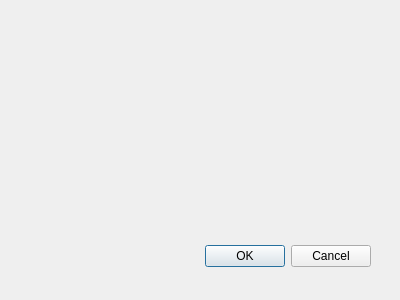
Before: the Qt Designer form HelpDialog.ui in TimAllman/Password-Beaver, drawn with Qt 5.
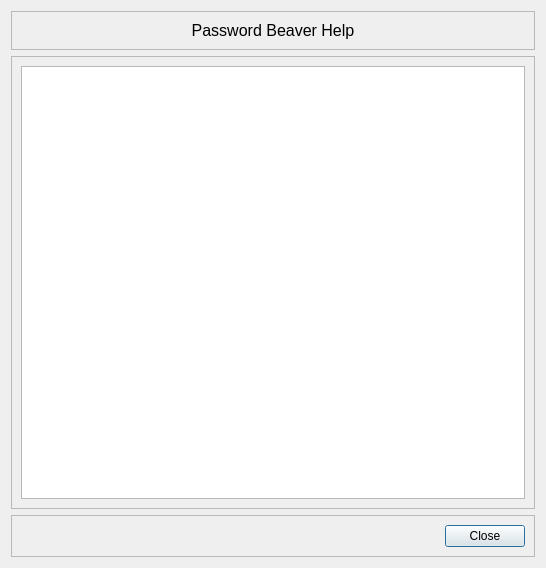
After: the same form once the commit is applied.

Patch:
```diff
--- a/HelpDialog.ui
+++ b/HelpDialog.ui
@@ -8,29 +8,102 @@
    <rect>
     <x>0</x>
     <y>0</y>
-    <width>400</width>
-    <height>300</height>
+    <width>546</width>
+    <height>568</height>
    </rect>
   </property>
   <property name="windowTitle">
    <string>Dialog</string>
   </property>
-  <widget name="buttonBox" class="QDialogButtonBox">
-   <property name="geometry">
-    <rect>
-     <x>30</x>
-     <y>240</y>
-     <width>341</width>
-     <height>32</height>
-    </rect>
-   </property>
-   <property name="orientation">
-    <enum>Qt::Horizontal</enum>
-   </property>
-   <property name="standardButtons">
-    <set>QDialogButtonBox::Cancel|QDialogButtonBox::Ok</set>
-   </property>
-  </widget>
+  <property name="autoFillBackground">
+   <bool>false</bool>
+  </property>
+  <layout class="QVBoxLayout" name="verticalLayout_2">
+   <item>
+    <widget class="QFrame" name="frame_3">
+     <property name="autoFillBackground">
+      <bool>false</bool>
+     </property>
+     <property name="frameShape">
+      <enum>QFrame::StyledPanel</enum>
+     </property>
+     <property name="frameShadow">
+      <enum>QFrame::Raised</enum>
+     </property>
+     <layout class="QVBoxLayout" name="verticalLayout_3">
+      <item>
+       <widget class="QLabel" name="headingLabel">
+        <property name="font">
+         <font>
+          <pointsize>12</pointsize>
+         </font>
+        </property>
+        <property name="text">
+         <string>Password Beaver Help</string>
+        </property>
+        <property name="textFormat">
+         <enum>Qt::RichText</enum>
+        </property>
+        <property name="alignment">
+         <set>Qt::AlignCenter</set>
+        </property>
+       </widget>
+      </item>
+     </layout>
+    </widget>
+   </item>
+   <item>
+    <widget class="QFrame" name="frame_2">
+     <property name="frameShape">
+      <enum>QFrame::StyledPanel</enum>
+     </property>
+     <property name="frameShadow">
+      <enum>QFrame::Raised</enum>
+     </property>
+     <layout class="QVBoxLayout" name="verticalLayout">
+      <item>
+       <widget class="QTextEdit" name="helpTextEdit">
+        <property name="readOnly">
+         <bool>true</bool>
+        </property>
+       </widget>
+      </item>
+     </layout>
+    </widget>
+   </item>
+   <item>
+    <widget class="QFrame" name="frame">
+     <property name="frameShape">
+      <enum>QFrame::StyledPanel</enum>
+     </property>
+     <property name="frameShadow">
+      <enum>QFrame::Raised</enum>
+     </property>
+     <layout class="QHBoxLayout" name="horizontalLayout">
+      <item>
+       <spacer name="horizontalSpacer">
+        <property name="orientation">
+         <enum>Qt::Horizontal</enum>
+        </property>
+        <property name="sizeHint" stdset="0">
+         <size>
+          <width>40</width>
+          <height>20</height>
+         </size>
+        </property>
+       </spacer>
+      </item>
+      <item>
+       <widget class="QPushButton" name="closePushButton">
+        <property name="text">
+         <string>Close</string>
+        </property>
+       </widget>
+      </item>
+     </layout>
+    </widget>
+   </item>
+  </layout>
  </widget>
  <pixmapfunction/>
  <resources/>
```
Left out of the diff: 42 changed lines with no effect on the pictures.
